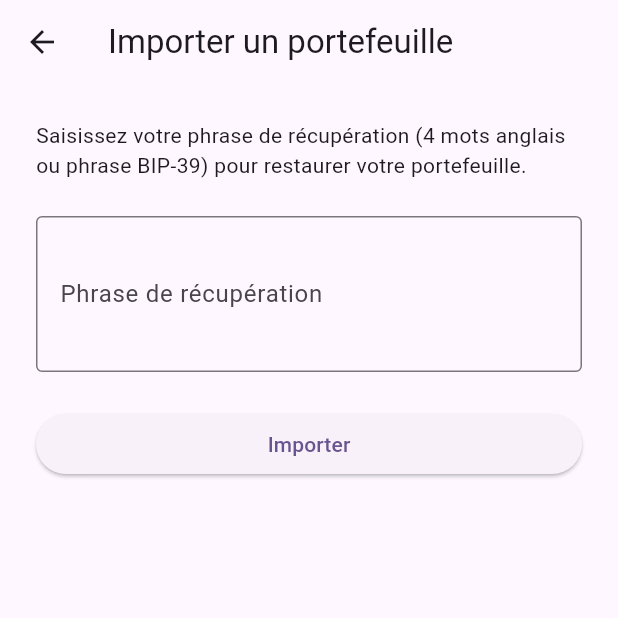
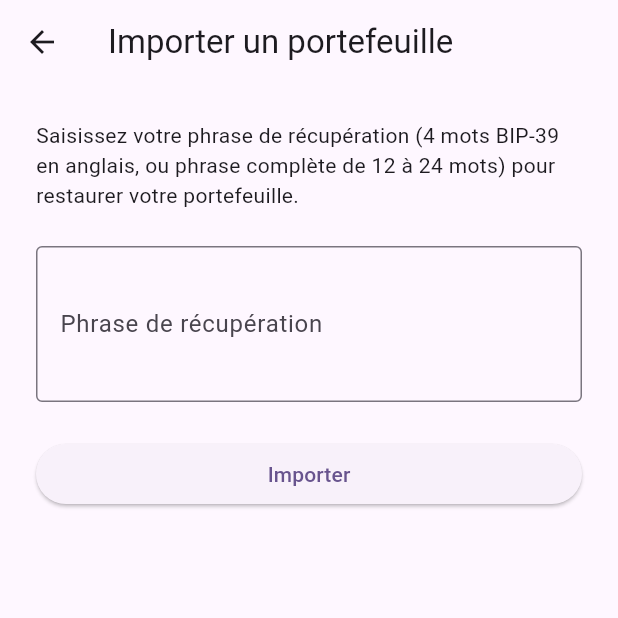
Before and after one commit to dj681/Crypto, a Flutter app: the WalletImportScreen screen opened by its route, on a phone screen of 412 x 824 dp, the top half of it. Run offline on Flutter 3.47's test engine with Material 3 defaults, Android fonts, the phone set to English and light mode, and no system bars; our stand-ins replace flutter_secure_storage, local_auth, qr_flutter, shared_preferences; missing offline and left inert: bip39, web3dart; accounts and stored records are empty.

```diff
--- a/lib/screens/wallet_import_screen.dart
+++ b/lib/screens/wallet_import_screen.dart
@@ -94,7 +94,7 @@ class _WalletImportScreenState extends State<WalletImportScreen> {
           crossAxisAlignment: CrossAxisAlignment.stretch,
           children: [
             const Text(
-              'Saisissez votre phrase de récupération (4 mots anglais ou phrase BIP-39) pour restaurer votre portefeuille.',
+              'Saisissez votre phrase de récupération (4 mots BIP-39 en anglais, ou phrase complète de 12 à 24 mots) pour restaurer votre portefeuille.',
             ),
             const SizedBox(height: 24),
             TextFormField(
--- a/lib/services/wallet_service.dart
+++ b/lib/services/wallet_service.dart
@@ -196,7 +196,7 @@ class WalletService {
       phrase == adminRecoveryPhrase;
 
   bool _isFourWordRecoveryPhrase(String phrase) {
-    // Expects an already-normalised phrase (pure alphabetic words, single spaces).
+    // Expects an already-normalized phrase (pure alphabetic words, single spaces).
     final words = phrase.split(' ').where((w) => w.isNotEmpty).toList();
     if (words.length != _recoveryWordCount) return false;
     return words.every(_bip39WordSet.contains);
```
Also changed, not shown: 1 other file.
